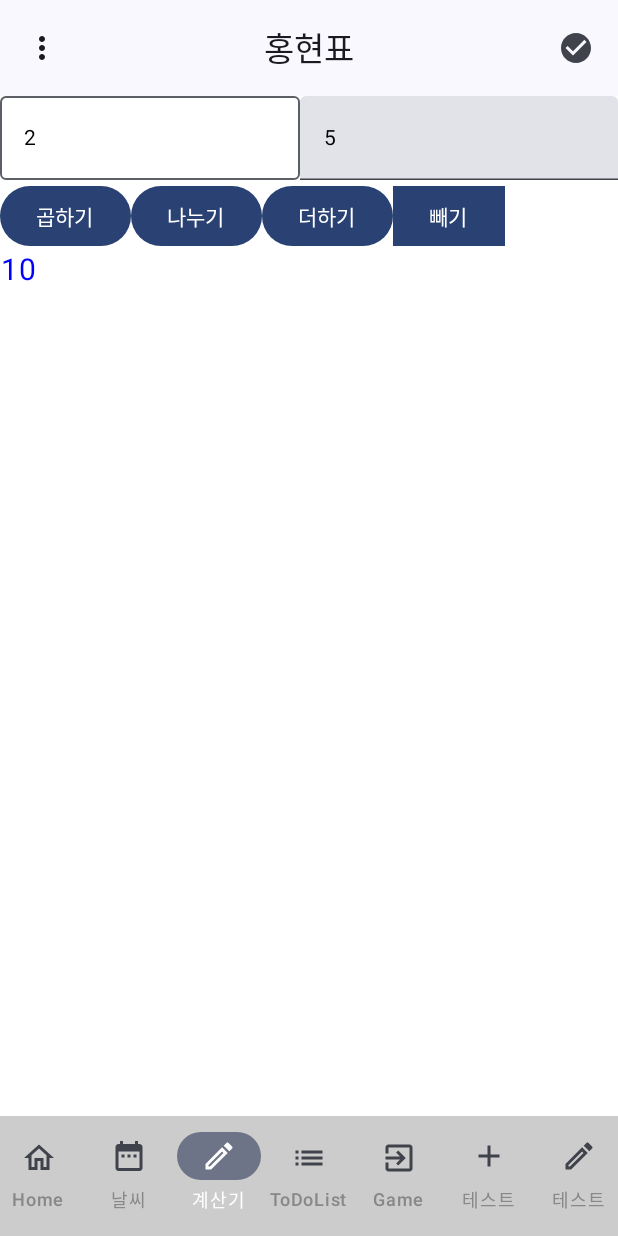
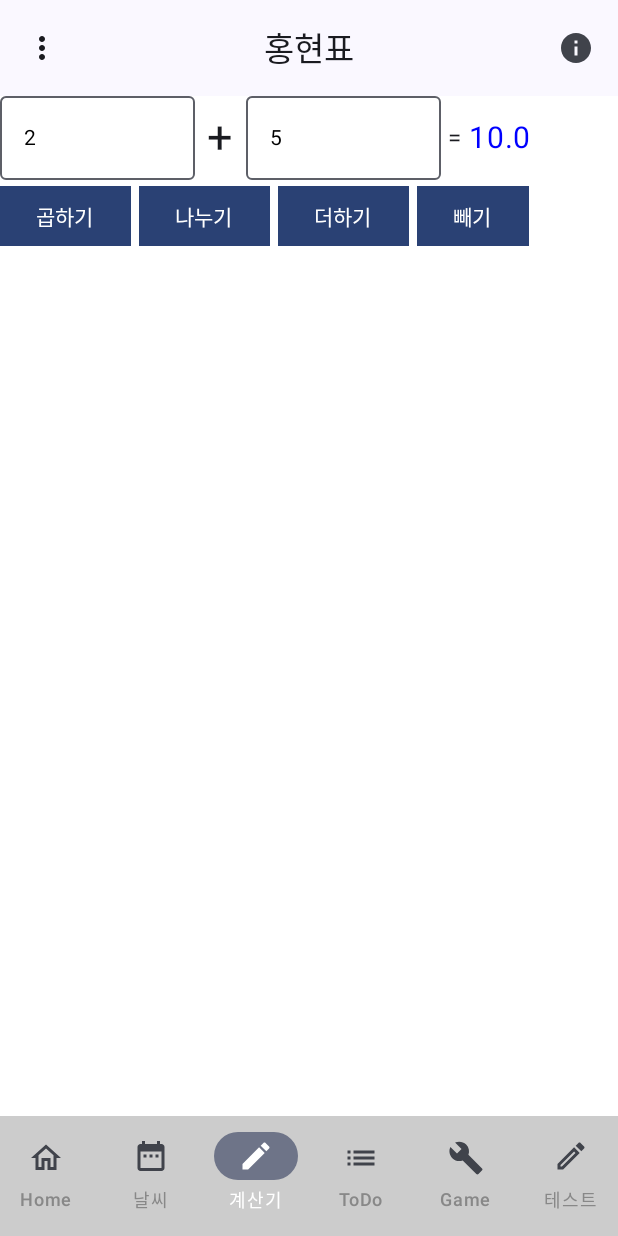
Before and after one commit to Hong-HyeonPyo/HongHP-android-test, an Android app built with Jetpack Compose: the screen it shows after launch (MainActivity), item 3 of the bottom bar chosen, on a phone screen of 412 x 824 dp. Run offline under Robolectric (Android 15) with nearby library versions, the light colour scheme and no system bars.

Commit message:
todo 테스트

```diff
--- a/HongHP-jetpackcompose-test/app/src/main/java/honghp/android/compose/material3/ContentsMapper.kt
+++ b/HongHP-jetpackcompose-test/app/src/main/java/honghp/android/compose/material3/ContentsMapper.kt
@@ -1,10 +1,14 @@
 package honghp.android.compose.material3
 
 import androidx.compose.material.icons.Icons
+import androidx.compose.material.icons.filled.Build
 import androidx.compose.material.icons.filled.CheckCircle
 import androidx.compose.material.icons.filled.DateRange
+import androidx.compose.material.icons.filled.Delete
+import androidx.compose.material.icons.filled.Edit
 import androidx.compose.material.icons.filled.Email
 import androidx.compose.material.icons.filled.Info
+import androidx.compose.material.icons.filled.Send
 import androidx.compose.material.icons.outlined.AccountCircle
 import androidx.compose.material.icons.outlined.Add
 import androidx.compose.material.icons.outlined.Create
@@ -26,39 +30,47 @@ sealed class ContentsMapper(
         title = "Home",
         icon = Icons.Outlined.Home
     )
+
     object Weather : ContentsMapper(
         route = "favourite_screen",
         title = "날씨",
-        icon = Icons.Filled.DateRange
+        icon = Icons.Default.DateRange
+
     )
+
     object Notification : ContentsMapper(
         route = "notification_screen",
         title = "계산기",
-        icon = Icons.Outlined.Create
+        icon = Icons.Default.Edit
     )
+
     object Screen2 : ContentsMapper(
         route = "cat_screen",
         title = "고양이",
         icon = Icons.Outlined.Face
     )
+
     object toDoList : ContentsMapper(
         route = "toDoList",
-        title = "ToDoList",
+        title = "ToDo",
         icon = Icons.Outlined.List
     )
+
     object theGame : ContentsMapper(
         route = "theGame",
         title = "Game",
-        icon = Icons.Outlined.ExitToApp
+        icon =   Icons.Default.Build,
     )
+
     object thetest2 : ContentsMapper(
         route = "TstScrn2",
         title = "테스트",
-        icon = Icons.Outlined.Add
+        icon = Icons.Outlined.Create
     )
+
     object thetest : ContentsMapper(
         route = "TstScrn",
         title = "테스트",
-        icon = Icons.Outlined.Create
+        icon = Icons.Outlined.Add
     )
 }
--- a/HongHP-jetpackcompose-test/app/src/main/java/honghp/android/compose/material3/TheBottomNavigationBar.kt
+++ b/HongHP-jetpackcompose-test/app/src/main/java/honghp/android/compose/material3/TheBottomNavigationBar.kt
@@ -20,7 +20,7 @@ fun BottomNavigationBar(
 ) {
     val screens = listOf(
         ContentsMapper.HomeScreen, ContentsMapper.Weather, ContentsMapper.Notification,
-        ContentsMapper.toDoList,ContentsMapper.theGame,ContentsMapper.thetest2,ContentsMapper.thetest
+        ContentsMapper.toDoList,ContentsMapper.theGame,ContentsMapper.thetest2
     )
 //    ContentsMapper.Screen2
     NavigationBar(
--- a/HongHP-jetpackcompose-test/app/src/main/java/honghp/android/compose/material3/TheCat.kt
+++ b/HongHP-jetpackcompose-test/app/src/main/java/honghp/android/compose/material3/TheCat.kt
@@ -38,7 +38,7 @@ fun CatScreen() {
                     Text(text = "#경고")
                 },
                 text = {
-                    Text(text = "모든 데이터 삭제됨.")
+                    Text(text = "모든 데이터 고양이화.")
                 },
                 confirmButton = {
                     Button(
--- a/HongHP-jetpackcompose-test/app/src/main/java/honghp/android/compose/material3/TheContentsrPtksrl.kt
+++ b/HongHP-jetpackcompose-test/app/src/main/java/honghp/android/compose/material3/TheContentsrPtksrl.kt
@@ -5,6 +5,7 @@ import android.widget.Toast
 import androidx.compose.foundation.background
 import androidx.compose.foundation.layout.Column
 import androidx.compose.foundation.layout.Row
+import androidx.compose.foundation.layout.Spacer
 import androidx.compose.foundation.layout.fillMaxSize
 import androidx.compose.foundation.layout.width
 import androidx.compose.foundation.layout.wrapContentSize
@@ -14,7 +15,6 @@ import androidx.compose.material3.ExperimentalMaterial3Api
 import androidx.compose.material3.MaterialTheme
 import androidx.compose.material3.OutlinedTextField
 import androidx.compose.material3.Text
-import androidx.compose.material3.TextField
 import androidx.compose.runtime.Composable
 import androidx.compose.runtime.getValue
 import androidx.compose.runtime.mutableStateOf
@@ -37,8 +37,9 @@ fun rPtksrl() {
     val context = LocalContext.current
     var text by remember { mutableStateOf("2") }
     var text2 by remember { mutableStateOf("5") }
-    var value: Long = remember { text.toLong() * text2.toLong() }
-    var Rvalue = remember { mutableStateOf(value.toString()) }
+    var operator by remember{ mutableStateOf(" + ") }
+    var value = remember { text.toDouble() * text2.toDouble() }
+    var rvalue by remember { mutableStateOf(value.toString()) }
     Column(
         modifier = Modifier
             .fillMaxSize()
@@ -54,57 +55,74 @@ fun rPtksrl() {
         )
     }
     Column {
-        Row {
+        Row(verticalAlignment = Alignment.CenterVertically) {
             OutlinedTextField(
                 value = text,
                 keyboardOptions = KeyboardOptions(keyboardType = KeyboardType.Number),
                 textStyle = TextStyle(color = Color.Black),
-                modifier = Modifier.width(200.dp),
+                modifier = Modifier.width(130.dp),
                 onValueChange = { text = if (it.trim() == "") "0" else it }//,label = { Text("Label") }
             )
-            TextField(
+            Text(text=operator, fontSize = 30.sp)
+            OutlinedTextField(
                 value = text2,
                 textStyle = TextStyle(color = Color.Black),
+                modifier = Modifier.width(130.dp),
                 keyboardOptions = KeyboardOptions(keyboardType = KeyboardType.Number),
 //                keyboardOptions = KeyboardOptions.Default.copy(keyboardType = KeyboardType.Number),
-                onValueChange = { text2 = if (it.trim() == "") "1" else if(it.trim()=="0") "1" else it }
-            //,label = { Text("Label") } ,color= Color.Black
+                onValueChange = { text2 = if (it.trim() == "") "0" else it },
+                //,label = { Text("Label") } ,color= Color.Black
             )
+            Text(text=" = ")
+            Text(text=rvalue, fontSize = 20.sp, color = Color.Blue,)
         }
-        Row {
+        Row (verticalAlignment = Alignment.CenterVertically){
             Button(onClick = {
 //                Toast.makeText(context, "곱하기 버튼 클릭됨", Toast.LENGTH_SHORT)
-                value = text.toLong() * text2.toLong()
-                Rvalue.value = value.toString()
+                value = text.toDouble() * text2.toDouble()
+                rvalue = value.toString()
+                operator = " * "
                 Log.d("홍", value.toString())
-            }) {
+            }, shape = RectangleShape,) {
                 Text(text = "곱하기")
             }
+            Spacer(modifier = Modifier.width(5.dp))
             Button(onClick = {
-                value = text.toLong() / text2.toLong()
-                Rvalue.value = value.toString()
+                Log.d("홍", "==== ${text2.toDouble()} , ${text2.toDouble()==0.0} " )
+                if (text2!="0" && text2.toDouble()!=0.0){
+                    value = text.toDouble() / text2.toDouble()
+                }else {
+                    value=0.0
+                    Toast.makeText(context,"0으로는 나눌수 없습니다.", Toast.LENGTH_SHORT).show()
+                }
+                rvalue = value.toString()
+                operator = " / "
                 Log.d("홍", value.toString())
-            }) {
+            }, shape = RectangleShape,) {
                 Text(text = "나누기")
             }
+            Spacer(modifier = Modifier.width(5.dp))
             Button(onClick = {
-                value = text.toLong() + text2.toLong()
-                Rvalue.value = value.toString()
+                value = text.toDouble() + text2.toDouble()
+                rvalue = value.toString()
+                operator = " + "
                 Log.d("홍", value.toString())
-            }) {
+            }, shape = RectangleShape,) {
                 Text(text = "더하기")
             }
+            Spacer(modifier = Modifier.width(5.dp))
             Button(onClick = {
-                value = text.toLong() - text2.toLong()
-                Rvalue.value = value.toString()
+                value = text.toDouble() - text2.toDouble()
+                rvalue = value.toString()
+                operator = " - "
                 Log.d("홍", value.toString())
             }, shape = RectangleShape,) {
                 Text(text = "빼기")
             }
         }
-        Text(
-            text = Rvalue.value, fontSize = 20.sp, color = Color.Blue,
-            textAlign = TextAlign.Center
-        )
+//        Text(
+//            text = rvalue, fontSize = 20.sp, color = Color.Blue,
+//            textAlign = TextAlign.Center
+//        )
     }
 }
--- a/HongHP-jetpackcompose-test/app/src/main/java/honghp/android/compose/material3/TopButton.kt
+++ b/HongHP-jetpackcompose-test/app/src/main/java/honghp/android/compose/material3/TopButton.kt
@@ -4,6 +4,7 @@ import android.content.Context
 import android.widget.Toast
 import androidx.compose.material.icons.Icons
 import androidx.compose.material.icons.filled.CheckCircle
+import androidx.compose.material.icons.filled.Info
 import androidx.compose.material.icons.filled.MoreVert
 import androidx.compose.material3.AlertDialog
 import androidx.compose.material3.Button
@@ -58,7 +59,7 @@ fun MyTopAppBar(navController: NavHostController) {
                 shouldShowDialog = true
             }) {
                 Icon(
-                    imageVector = Icons.Filled.CheckCircle,
+                    imageVector = Icons.Filled.Info,
                     contentDescription = "Share",
                 )
             }
@@ -80,16 +81,16 @@ fun AlertDialogSample(
         AlertDialog(
             onDismissRequest = onDismiss,
             title = {
-                Text(text = "제목")
+                Text(text = "이 앱에 관해서")
             },
             text = {
-                Text(text = "정보 ")
+                Text(text = "이 앱은 매완성이며 여러가지 기능을 추가할 예정입니다")
             },
             confirmButton = {
                 Button(
                     onClick = onDismiss
                 ) {
-                    Text(text = "버튼")
+                    Text(text = "확인")
                 }
             }
         )
--- /dev/null
+++ b/HongHP-jetpackcompose-test/app/src/main/res/drawable/baseline_videogame_asset_24.xml
@@ -0,0 +1,5 @@
+<vector android:height="24dp" android:tint="#000000"
+    android:viewportHeight="24" android:viewportWidth="24"
+    android:width="24dp" xmlns:android="http://schemas.android.com/apk/res/android">
+    <path android:fillColor="@android:color/white" android:pathData="M21,6L3,6c-1.1,0 -2,0.9 -2,2v8c0,1.1 0.9,2 2,2h18c1.1,0 2,-0.9 2,-2L23,8c0,-1.1 -0.9,-2 -2,-2zM11,13L8,13v3L6,16v-3L3,13v-2h3L6,8h2v3h3v2zM15.5,15c-0.83,0 -1.5,-0.67 -1.5,-1.5s0.67,-1.5 1.5,-1.5 1.5,0.67 1.5,1.5 -0.67,1.5 -1.5,1.5zM19.5,12c-0.83,0 -1.5,-0.67 -1.5,-1.5S18.67,9 19.5,9s1.5,0.67 1.5,1.5 -0.67,1.5 -1.5,1.5z"/>
+</vector>
```
Also changed, not shown: HongHP-jetpackcompose-test/app/src/main/java/honghp/android/compose/material3/ToDoLists.kt (+5 -4 lines), 1 other file.
